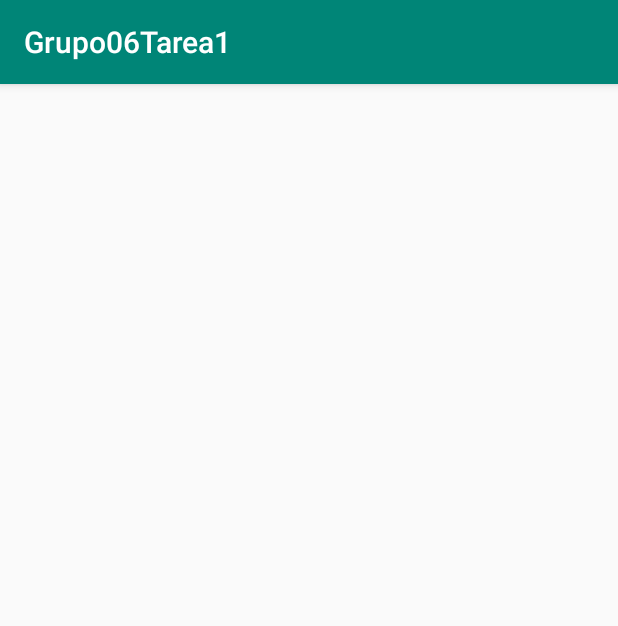
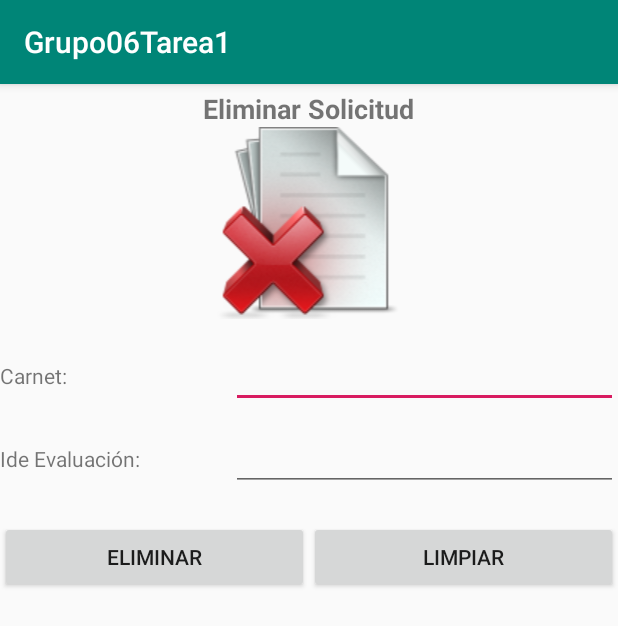
Before and after one commit to chesterven/Grupo06Tarea1, an Android app: the Solicitud_DiferidoRepetido_Eliminar screen opened directly, with no data from a screen before it, on a phone screen of 412 x 824 dp. Shown: the top 626 px of the screen. Run offline under Robolectric (Android 15) with nearby library versions, the phone set to English and light mode, and no system bars.

Commit message:
Activity eliminar solicitud

```diff
--- a/app/src/main/java/sv/edu/ues/fia/eisi/grupo06tarea1/SegundaRevision.java
+++ b/app/src/main/java/sv/edu/ues/fia/eisi/grupo06tarea1/SegundaRevision.java
@@ -7,6 +7,7 @@ public class SegundaRevision {
     private int idEvaluacion;
     private int idLocal;
     private Date fechaSegundaRevision;
+    private String descripcion;
 
     public SegundaRevision(int id_Segunda_Revision, int idEvaluacion, int idLocal, Date fechaSegundaRevision) {
         this.id_Segunda_Revision = id_Segunda_Revision;
--- a/app/src/main/res/layout/activity_solicitud__diferido_repetido__eliminar.xml
+++ b/app/src/main/res/layout/activity_solicitud__diferido_repetido__eliminar.xml
@@ -1,9 +1,103 @@
 <?xml version="1.0" encoding="utf-8"?>
-<android.support.constraint.ConstraintLayout xmlns:android="http://schemas.android.com/apk/res/android"
+
+<TableLayout xmlns:android="http://schemas.android.com/apk/res/android"
     xmlns:app="http://schemas.android.com/apk/res-auto"
-    xmlns:tools="http://schemas.android.com/tools"
-    android:layout_width="match_parent"
+    android:layout_width="fill_parent"
     android:layout_height="match_parent"
-    tools:context=".Solicitud_DiferidoRepetido_Eliminar">
+    android:stretchColumns="1"
+    android:paddingTop="4dip">
 
-</android.support.constraint.ConstraintLayout>
+
+    <TableRow
+        android:layout_width="match_parent"
+        android:layout_height="match_parent"
+        android:gravity="center">
+
+        <TextView
+            android:id="@+id/textView6"
+            android:layout_width="wrap_content"
+            android:layout_height="wrap_content"
+            android:gravity="center"
+            android:textSize="18sp"
+            android:textStyle="bold"
+            android:text="@string/Solicitud_RepetidoDiferido_Titulo_Eliminar" />
+    </TableRow>
+
+    <TableRow
+        android:layout_width="match_parent"
+        android:layout_height="match_parent"
+        android:gravity="center">
+
+        <ImageView
+            android:id="@+id/imageView3"
+            android:layout_width="wrap_content"
+            android:layout_height="wrap_content"
+            app:srcCompat="@drawable/eliminarSolicitud" />
+    </TableRow>
+    <TableRow
+        android:layout_width="match_parent"
+        android:layout_height="match_parent"
+        android:layout_marginBottom="14dp" />
+
+    <TableRow
+        android:layout_width="match_parent"
+        android:layout_height="match_parent"
+        android:weightSum="4">
+
+        <TextView
+            android:id="@+id/textView7"
+            android:layout_width="0dp"
+            android:layout_height="wrap_content"
+            android:layout_weight="1.5"
+            android:text="@string/Carnee" />
+
+        <EditText
+            android:id="@+id/editText"
+            android:layout_width="0dp"
+            android:layout_height="wrap_content"
+            android:layout_weight="2.5"
+            android:ems="10"
+            android:inputType="text" />
+    </TableRow>
+
+    <TableRow
+        android:layout_width="match_parent"
+        android:layout_height="match_parent"
+        android:layout_marginTop="10dp"
+        android:weightSum="4">
+
+        <TextView
+            android:id="@+id/textView8"
+            android:layout_width="0dp"
+            android:layout_height="wrap_content"
+            android:layout_weight="1.5"
+            android:text="@string/EvaluacionId" />
+
+        <EditText
+            android:id="@+id/editText2"
+            android:layout_width="0dp"
+            android:layout_height="wrap_content"
+            android:layout_weight="2.5"
+            android:ems="10"
+            android:inputType="text" />
+    </TableRow>
+    <TableRow
+        android:layout_width="match_parent"
+        android:layout_height="match_parent"
+        android:layout_marginTop="20dp">
+
+        <Button
+            android:onClick="eliminarSolicitud"
+            android:text="@string/Eliminar"
+            android:layout_width="0dp"
+            android:layout_height="wrap_content"
+            android:layout_weight="2"/>
+
+        <Button
+            android:onClick="limpiarTexto"
+            android:text="@string/Limpiar"
+            android:layout_width="0dp"
+            android:layout_height="wrap_content"
+            android:layout_weight="2"/>
+    </TableRow>
+</TableLayout>
--- a/app/src/main/res/values/strings.xml
+++ b/app/src/main/res/values/strings.xml
@@ -6,8 +6,9 @@
     <string name="Actualizar">Actualizar</string>
     <string name="Consultar">Consultar</string>
     <string name="Limpiar">Limpiar</string>
-    <string name="Carnee">Carnet</string>
+    <string name="Carnee">Carnet:</string>
     <string name="Evaluacion">Evaluación:</string>
+    <string name="EvaluacionId">Ide Evaluación:</string>
     <string name="Motivo">Motivo:</string>
     <string name="Ciclo">Ciclo:</string>
     <string name="Materia">Código materia:</string>
```
Also changed, not shown: app/src/main/res/drawable/actualizarSolicitud.png (added), app/src/main/res/drawable/consultarSolicitud.png (added), app/src/main/res/drawable/eliminarSolicitud.png (added).
